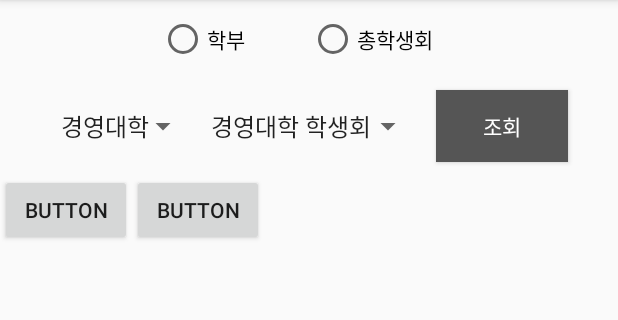
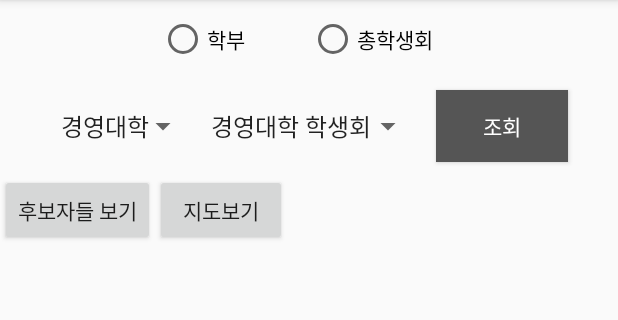
Before and after one commit to joonkb/projectElect, an Android app: the fragment MajorFragment shown on its own in the app's theme, on a phone screen of 412 x 824 dp, the part 84-404 px from its top. Run offline under Robolectric (Android 15) with nearby library versions, the phone set to English and light mode, and no system bars.

```diff
--- a/app/src/main/res/layout/fragment_major.xml
+++ b/app/src/main/res/layout/fragment_major.xml
@@ -66,14 +66,14 @@
         android:layout_width="wrap_content"
         android:layout_height="wrap_content"
  android:layout_gravity="right"
-        android:text="Button" />
+        android:text="후보자들 보기" />
 
     <Button
         android:layout_gravity="right"
         android:id="@+id/button4"
         android:layout_width="wrap_content"
         android:layout_height="wrap_content"
-        android:text="Button" />
+        android:text="지도보기" />
 </LinearLayout>
     <FrameLayout
         android:layout_width="match_parent"
```
